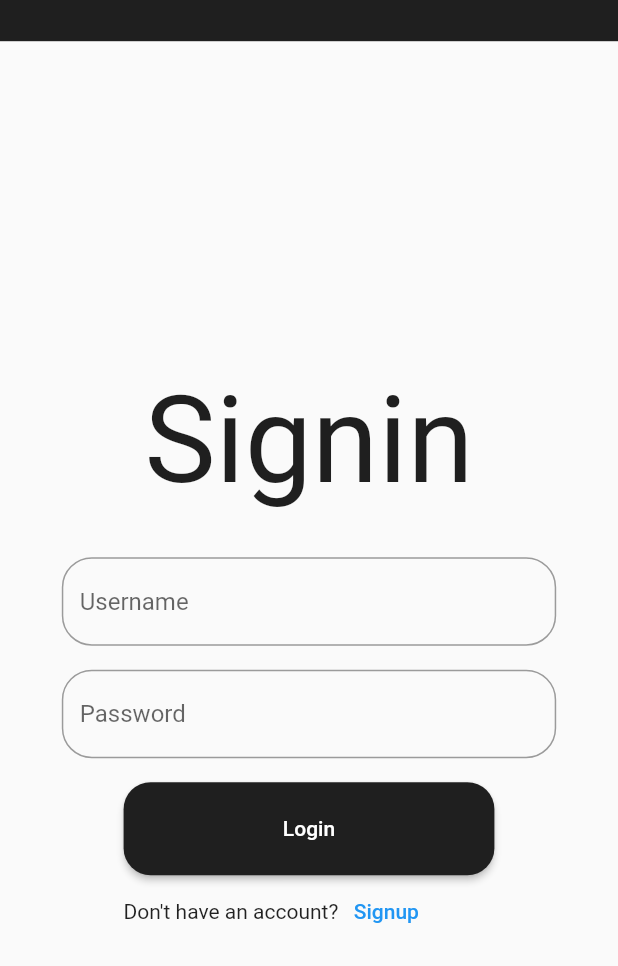
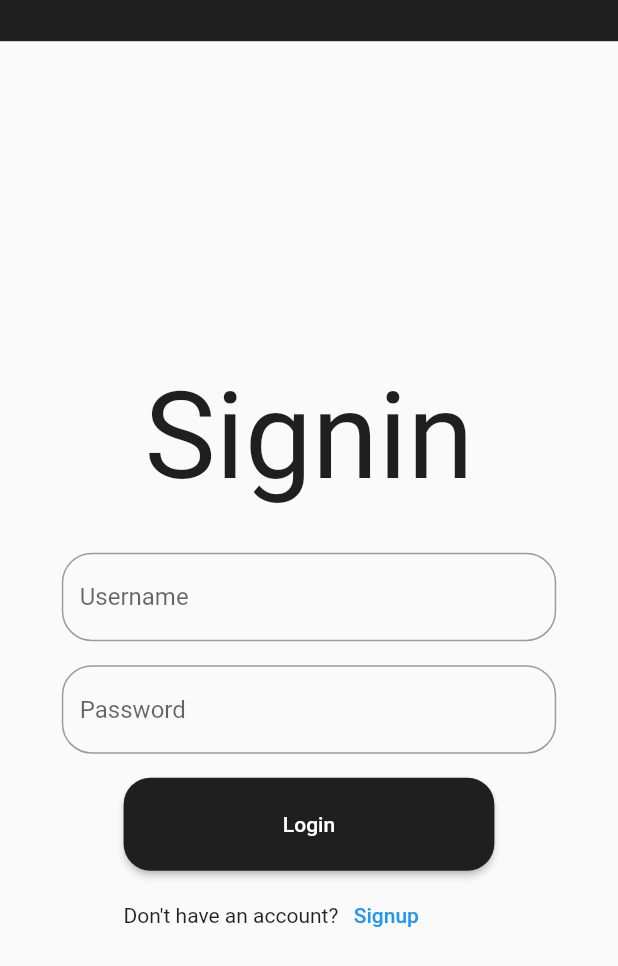
Before and after one commit to gnassro/KahlaBidha, a Flutter app: the screen it shows after launch, scrolled down 576 dp, on a phone screen of 412 x 824 dp. Shown: the top 966 px of the screen. Run offline on Flutter 3.47's test engine with Material 2 defaults, Android fonts, the light colour scheme and no system bars; our stand-ins replace auto_size_text, google_fonts; missing offline and left inert: cupertino_rounded_corners; Roboto replaces fonts that are missing (Cookie).

Commit message:
Page View

```diff
--- a/lib/components/signin_component.dart
+++ b/lib/components/signin_component.dart
@@ -80,6 +80,9 @@
               ),
             ),
           ),
+          const SizedBox(
+            height: 6.0,
+          ),
            FractionallySizedBox(
              widthFactor: isWide! ? 0.3 : 0.6,
              child: Row(
```
